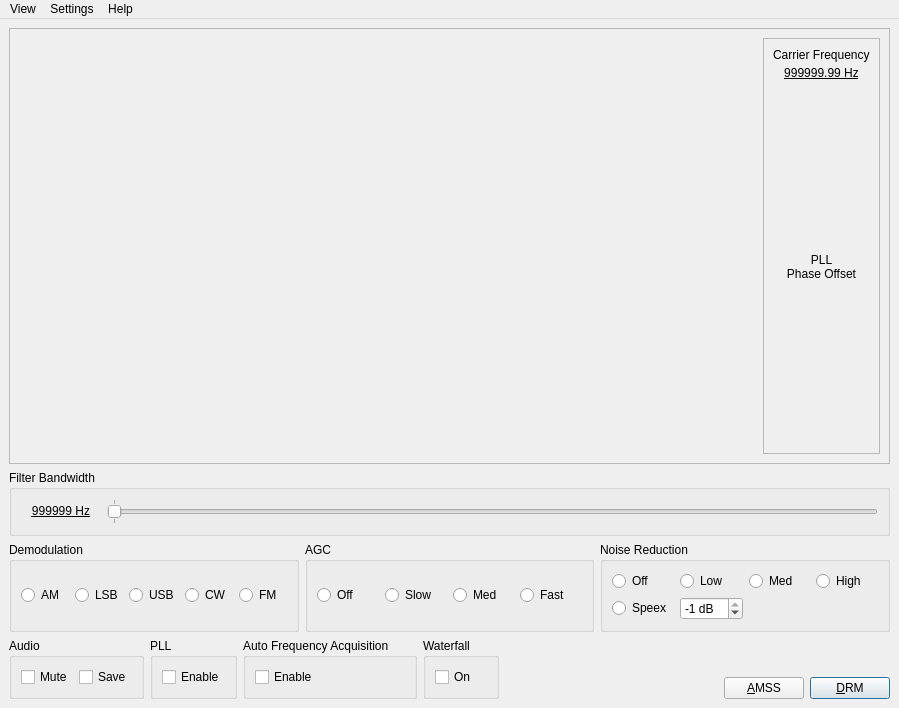
This is dream/src/GUI-QT/AMMainWindow.ui in mmjee/dream-patched as Qt 5 draws it before an edit. The edited form follows.
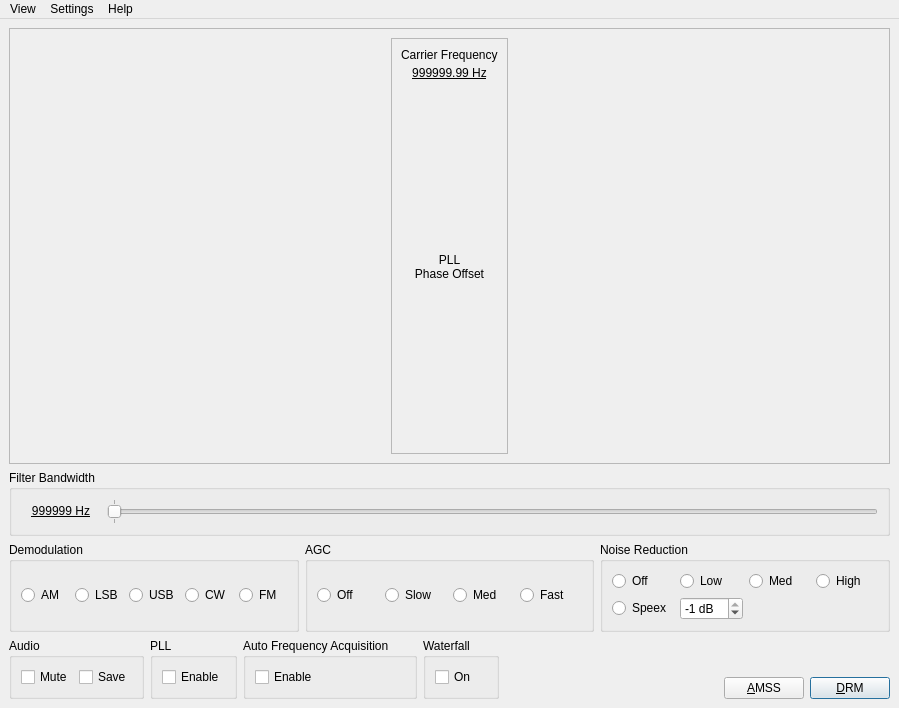
This is the edited form. Icons and pictures are not drawn.

What changed in the file:
```diff
--- a/dream/src/GUI-QT/AMMainWindow.ui
+++ b/dream/src/GUI-QT/AMMainWindow.ui
@@ -35,14 +35,7 @@
       </property>
       <layout class="QHBoxLayout" name="horizontalLayout">
        <item>
-        <widget class="QWidget" name="plot" native="true">
-         <property name="sizePolicy">
-          <sizepolicy hsizetype="MinimumExpanding" vsizetype="Expanding">
-           <horstretch>0</horstretch>
-           <verstretch>0</verstretch>
-          </sizepolicy>
-         </property>
-        </widget>
+        <layout class="QVBoxLayout" name="plotLayout"/>
        </item>
        <item>
         <widget class="QFrame" name="controlsFrame">
```
Left out of the diff: 2 changed lines with no effect on the pictures.
